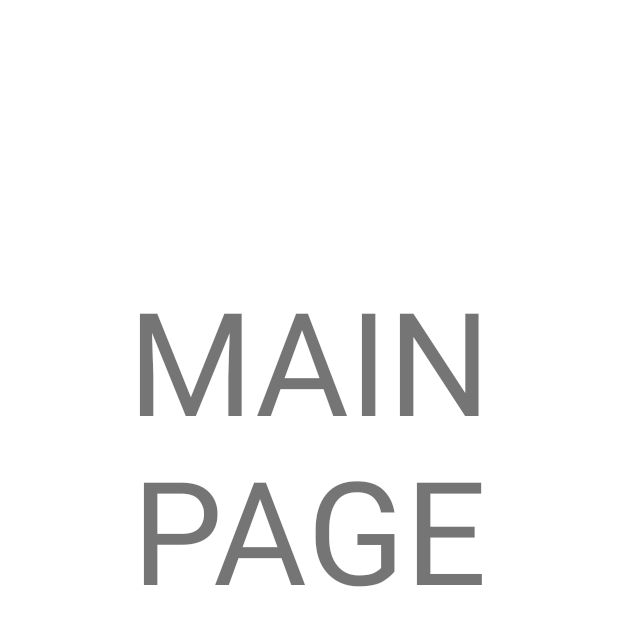
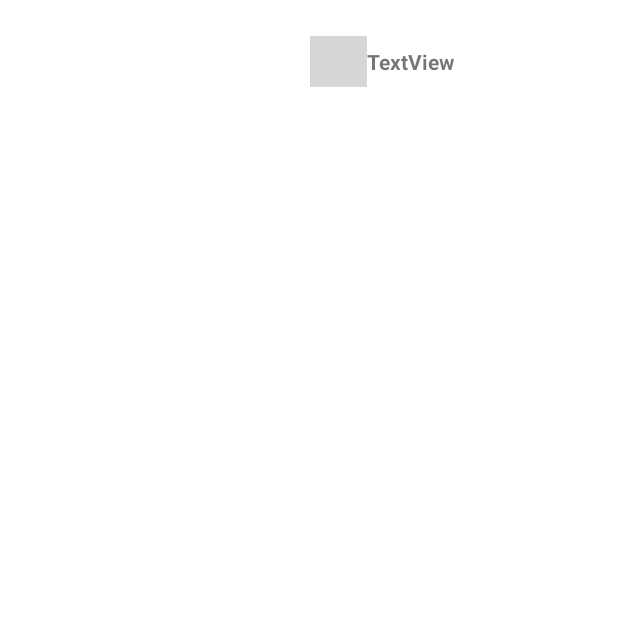
Before and after one commit to emirhanngurel/AndroidMobileAppForStructuralEngineeringDesign, an Android app: the layout activity_main_page.xml on its own in the app's theme, with its tools: preview values and no code run, on a phone screen of 412 x 824 dp. Shown: the top 626 px of the screen. Run offline under Robolectric (Android 15) with nearby library versions, the phone set to English and light mode, and no system bars; grey boxes are pictures that could not be loaded.

Commit message:
add profile info into main page

```diff
--- a/app/src/main/java/com/gema/stairreinforcement/SignOn.java
+++ b/app/src/main/java/com/gema/stairreinforcement/SignOn.java
@@ -53,7 +53,7 @@ public class SignOn extends AppCompatActivity {
             }).addOnFailureListener(new OnFailureListener() {
                 @Override
                 public void onFailure(@NonNull Exception e) {
-                    Toast.makeText(SignOn.this,"Login Failed!" + e.getMessage(),Toast.LENGTH_SHORT).show();
+                    Toast.makeText(SignOn.this,"Login Failed! " + e.getMessage(),Toast.LENGTH_SHORT).show();
 
                 }
             });
--- a/app/src/main/res/layout/activity_main_page.xml
+++ b/app/src/main/res/layout/activity_main_page.xml
@@ -8,12 +8,26 @@
 
     <TextView
         android:id="@+id/textView"
-        android:layout_width="wrap_content"
-        android:layout_height="wrap_content"
-        android:layout_marginTop="175dp"
-        android:text="MAIN PAGE"
-        android:textAlignment="center"
-        android:textSize="96sp"
+        android:layout_width="150dp"
+        android:layout_height="34dp"
+        android:layout_marginTop="24dp"
+        android:layout_marginEnd="32dp"
+        android:gravity="center"
+        android:text="TextView"
+        android:textAlignment="textStart"
+        android:textStyle="bold"
+        app:layout_constraintEnd_toEndOf="parent"
+        app:layout_constraintStart_toEndOf="@+id/imageView"
+        app:layout_constraintTop_toTopOf="parent" />
+
+    <ImageView
+        android:id="@+id/imageView"
+        android:layout_width="38dp"
+        android:layout_height="34dp"
+        android:layout_marginStart="221dp"
+        app:layout_constraintBottom_toBottomOf="@+id/textView"
+        app:layout_constraintEnd_toStartOf="@+id/textView"
         app:layout_constraintStart_toStartOf="parent"
-        app:layout_constraintTop_toTopOf="parent" />
+        app:layout_constraintTop_toTopOf="@+id/textView"
+        tools:srcCompat="@tools:sample/avatars" />
 </androidx.constraintlayout.widget.ConstraintLayout>
```
Also changed, not shown: app/src/main/java/com/gema/stairreinforcement/MainPage.java (+29 -1 lines), app/src/main/java/com/gema/stairreinforcement/SignUp.java (+16 -2 lines), app/src/main/res/drawable/img.png (added).
